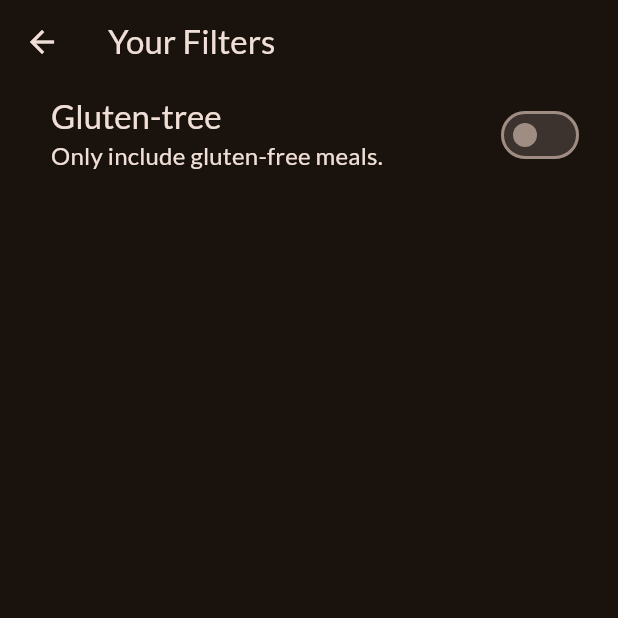
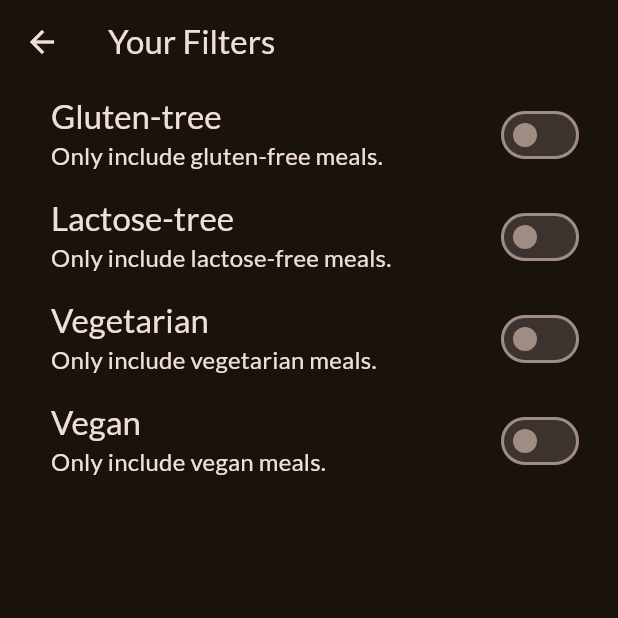
Before and after one commit to Matatov1989/Flutter-Meal, a Flutter app: the FiltersScreen screen opened directly, on a phone screen of 412 x 824 dp, the top half of it. Run offline on Flutter 3.47's test engine with Material 3 defaults, Android fonts, the phone set to English and light mode, and no system bars; our stand-ins replace google_fonts, transparent_image.

Commit message:
adding more filter options

```diff
--- a/lib/screens/filters.dart
+++ b/lib/screens/filters.dart
@@ -13,6 +13,9 @@ class FiltersScreen extends StatefulWidget {
 
 class _FiltersScreenState extends State<FiltersScreen> {
   var _glutenFreeFilterSet = false;
+  var _lactoseFreeFilterSet = false;
+  var _vegetarianFreeFilterSet = false;
+  var _veganFreeFilterSet = false;
 
   @override
   Widget build(BuildContext context) {
@@ -54,6 +57,72 @@ class _FiltersScreenState extends State<FiltersScreen> {
             activeColor: Theme.of(context).colorScheme.tertiary,
             contentPadding: const EdgeInsets.only(left: 34, right: 22),
           ),
+          SwitchListTile(
+            value: _lactoseFreeFilterSet,
+            onChanged: (isChecked) {
+              setState(() {
+                _lactoseFreeFilterSet = isChecked;
+              });
+            },
+            title: Text(
+              'Lactose-tree',
+              style: Theme.of(context).textTheme.titleLarge!.copyWith(
+                    color: Theme.of(context).colorScheme.onBackground,
+                  ),
+            ),
+            subtitle: Text(
+              'Only include lactose-free meals.',
+              style: Theme.of(context).textTheme.titleMedium!.copyWith(
+                    color: Theme.of(context).colorScheme.onBackground,
+                  ),
+            ),
+            activeColor: Theme.of(context).colorScheme.tertiary,
+            contentPadding: const EdgeInsets.only(left: 34, right: 22),
+          ),
+          SwitchListTile(
+            value: _vegetarianFreeFilterSet,
+            onChanged: (isChecked) {
+              setState(() {
+                _vegetarianFreeFilterSet = isChecked;
+              });
+            },
+            title: Text(
+              'Vegetarian',
+              style: Theme.of(context).textTheme.titleLarge!.copyWith(
+                    color: Theme.of(context).colorScheme.onBackground,
+                  ),
+            ),
+            subtitle: Text(
+              'Only include vegetarian meals.',
+              style: Theme.of(context).textTheme.titleMedium!.copyWith(
+                    color: Theme.of(context).colorScheme.onBackground,
+                  ),
+            ),
+            activeColor: Theme.of(context).colorScheme.tertiary,
+            contentPadding: const EdgeInsets.only(left: 34, right: 22),
+          ),
+          SwitchListTile(
+            value: _veganFreeFilterSet,
+            onChanged: (isChecked) {
+              setState(() {
+                _veganFreeFilterSet = isChecked;
+              });
+            },
+            title: Text(
+              'Vegan',
+              style: Theme.of(context).textTheme.titleLarge!.copyWith(
+                    color: Theme.of(context).colorScheme.onBackground,
+                  ),
+            ),
+            subtitle: Text(
+              'Only include vegan meals.',
+              style: Theme.of(context).textTheme.titleMedium!.copyWith(
+                    color: Theme.of(context).colorScheme.onBackground,
+                  ),
+            ),
+            activeColor: Theme.of(context).colorScheme.tertiary,
+            contentPadding: const EdgeInsets.only(left: 34, right: 22),
+          ),
         ],
       ),
     );
```
